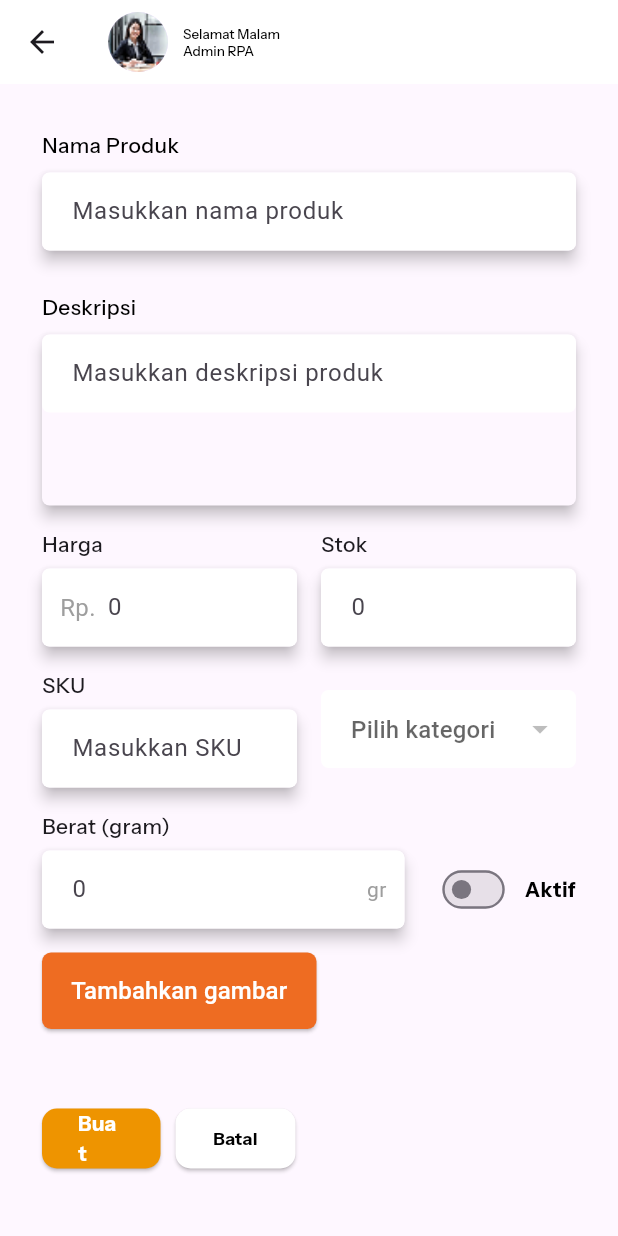
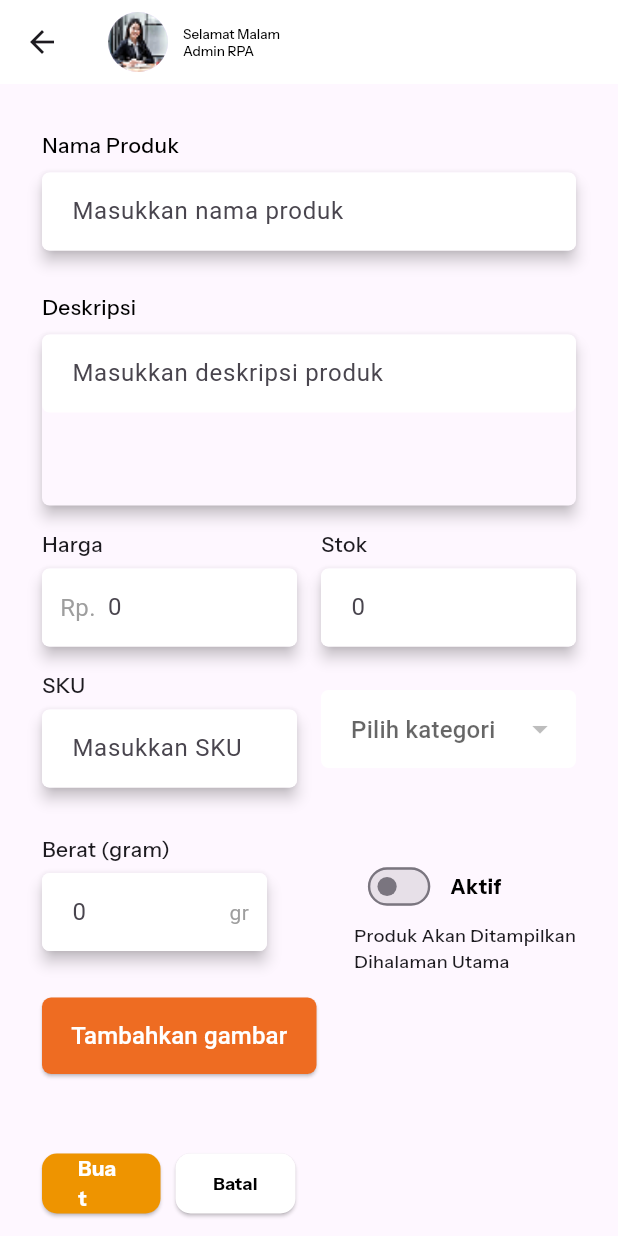
Before and after one commit to anampict/ChickFinTrack.apps, a Flutter app: the TambahProduk screen opened by its route, on a phone screen of 412 x 824 dp. Run offline on Flutter 3.47's test engine with Material 3 defaults, Android fonts, the phone set to English and light mode, and no system bars; our stand-ins replace flutter_svg, get, get_storage, image_picker, permission_handler, smooth_page_indicator; accounts and stored records are empty; network calls fail; project files that could hold a hidden picture were left out.

```diff
--- a/lib/screens/admin/produk/TambahProduk.dart
+++ b/lib/screens/admin/produk/TambahProduk.dart
@@ -313,7 +313,13 @@ class _TambahProdukState extends State<TambahProduk> {
                             .map(
                               (cat) => DropdownMenuItem(
                                 value: cat,
-                                child: Text(cat.name ?? 'Tanpa Nama'),
+                                child: Text(
+                                  cat.name ?? 'Tanpa Nama',
+                                  style: TextStyle(
+                                    fontFamily: "Primary",
+                                    fontSize: 11,
+                                  ),
+                                ),
                               ),
                             )
                             .toList(),
@@ -333,8 +339,10 @@ class _TambahProdukState extends State<TambahProduk> {
             Padding(
               padding: const EdgeInsets.symmetric(horizontal: 28, vertical: 8),
               child: Row(
+                mainAxisAlignment: MainAxisAlignment.spaceBetween,
                 children: [
-                  Expanded(
+                  SizedBox(
+                    width: 150,
                     child: _numberField(
                       "Berat (gram)",
                       _weightController,
@@ -366,6 +374,10 @@ class _TambahProdukState extends State<TambahProduk> {
                             ),
                           ),
                         ],
+                      ),
+                      Text(
+                        "Produk Akan Ditampilkan\nDihalaman Utama",
+                        style: TextStyle(fontFamily: "Primary", fontSize: 12),
                       ),
                     ],
                   ),
--- a/lib/screens/admin/profile/AdminProfile.dart
+++ b/lib/screens/admin/profile/AdminProfile.dart
@@ -112,7 +112,7 @@ class AdminProfile extends StatelessWidget {
                           textConfirm: "Logout",
                           confirmTextColor: Colors.white,
                           onConfirm: () {
-                            // Get.find<AuthController>().logout();
+                            Get.find<AuthController>().logout();
                           },
                         );
                       },
```
Also changed, not shown: lib/controller/auth_controller.dart (+14 -14 lines).
